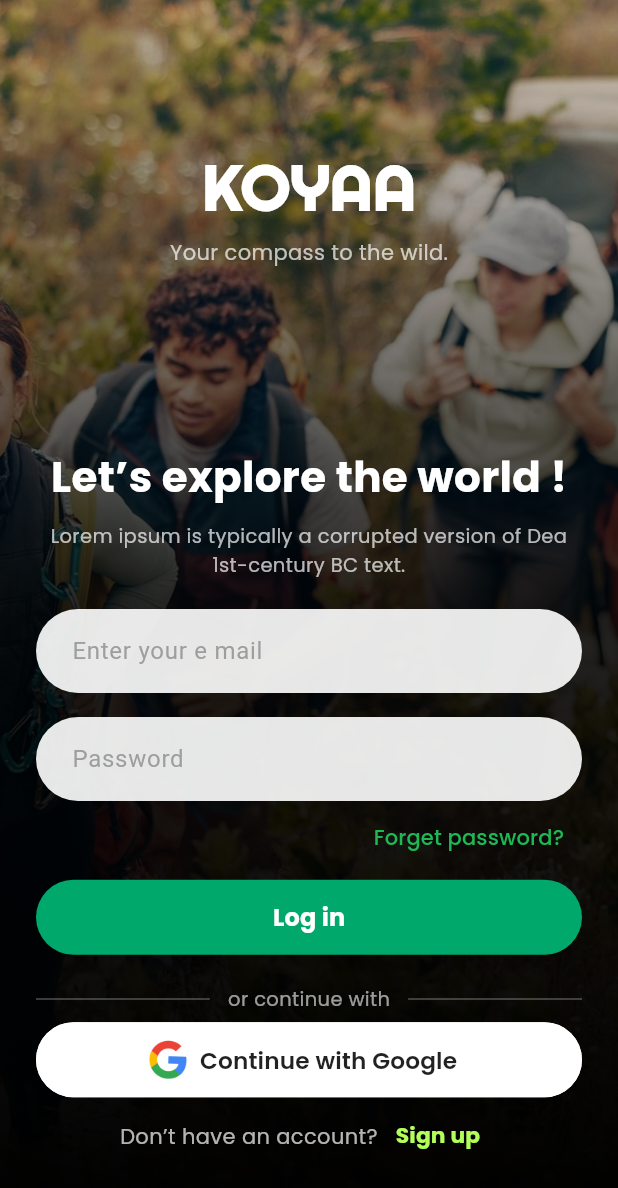
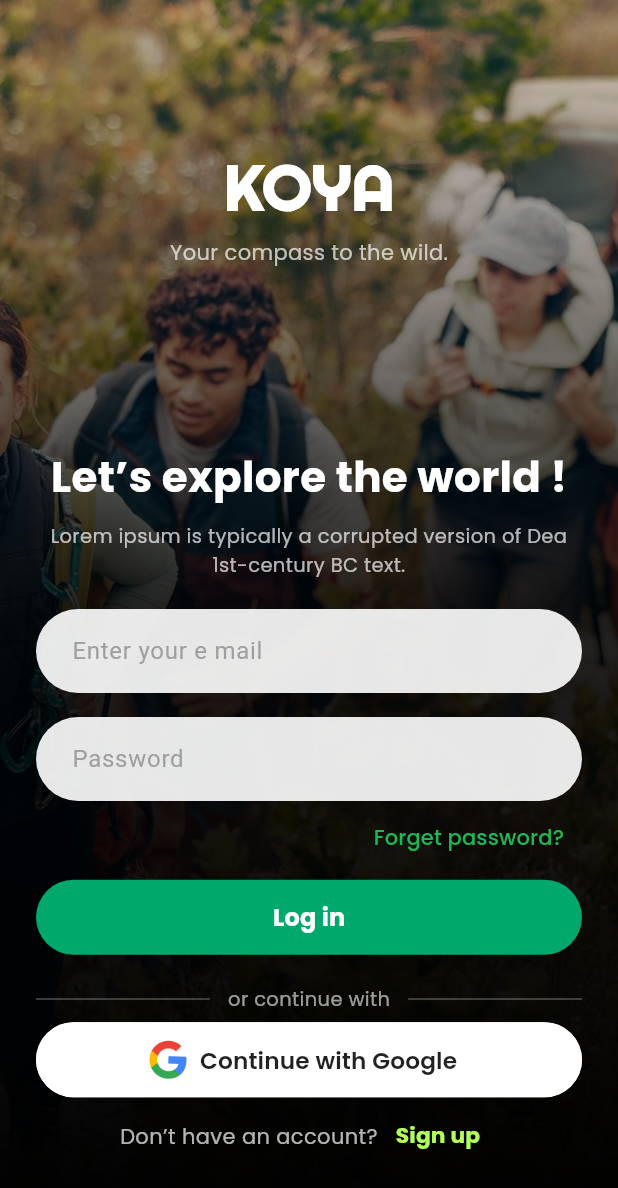
Before and after one commit to WethumKawsika/mini_project_app, a Flutter app: the LoginScreen screen opened directly, on a phone screen of 412 x 824 dp. Shown: the top 1188 px of the screen. Run offline on Flutter 3.47's test engine with Material 3 defaults, Android fonts, the phone set to English and light mode, and no system bars; our stand-ins replace google_fonts, supabase_flutter; accounts and stored records are empty.

Commit message:
correct words

```diff
--- a/lib/login_page.dart
+++ b/lib/login_page.dart
@@ -45,7 +45,7 @@ class LoginScreen extends StatelessWidget {
 
                   // 🌍 App Title
                   Text(
-                    "KOYAA",
+                    "KOYA",
                     style: GoogleFonts.righteous(
                       fontSize: 42,
                       fontWeight: FontWeight.w600,
```
